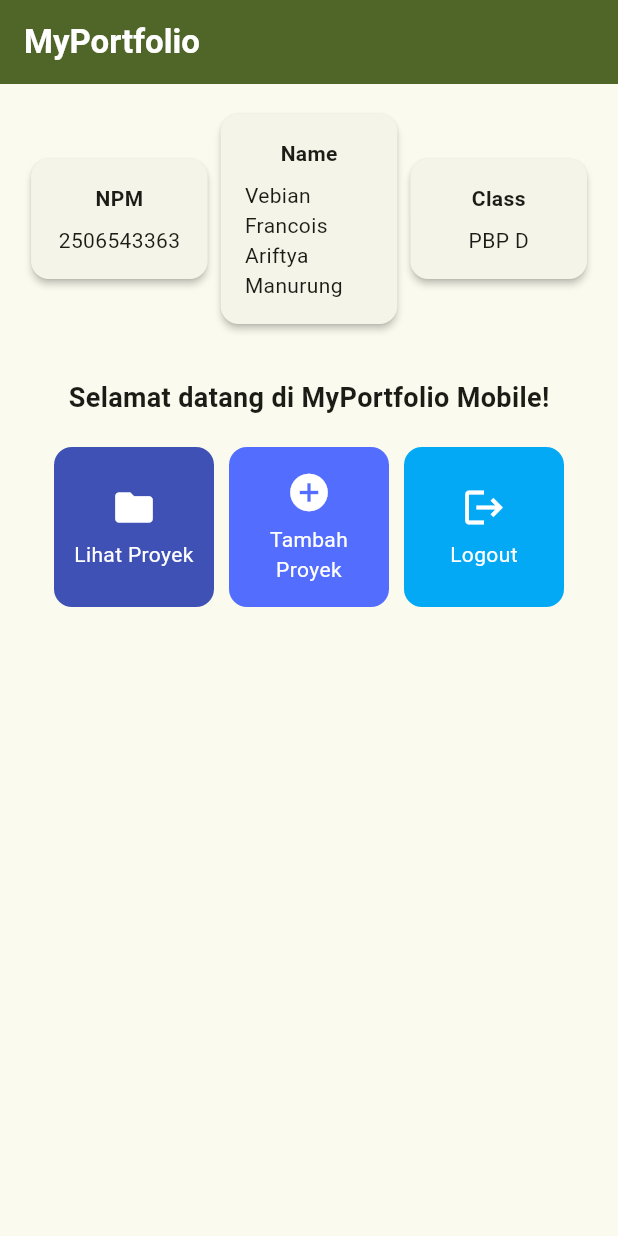
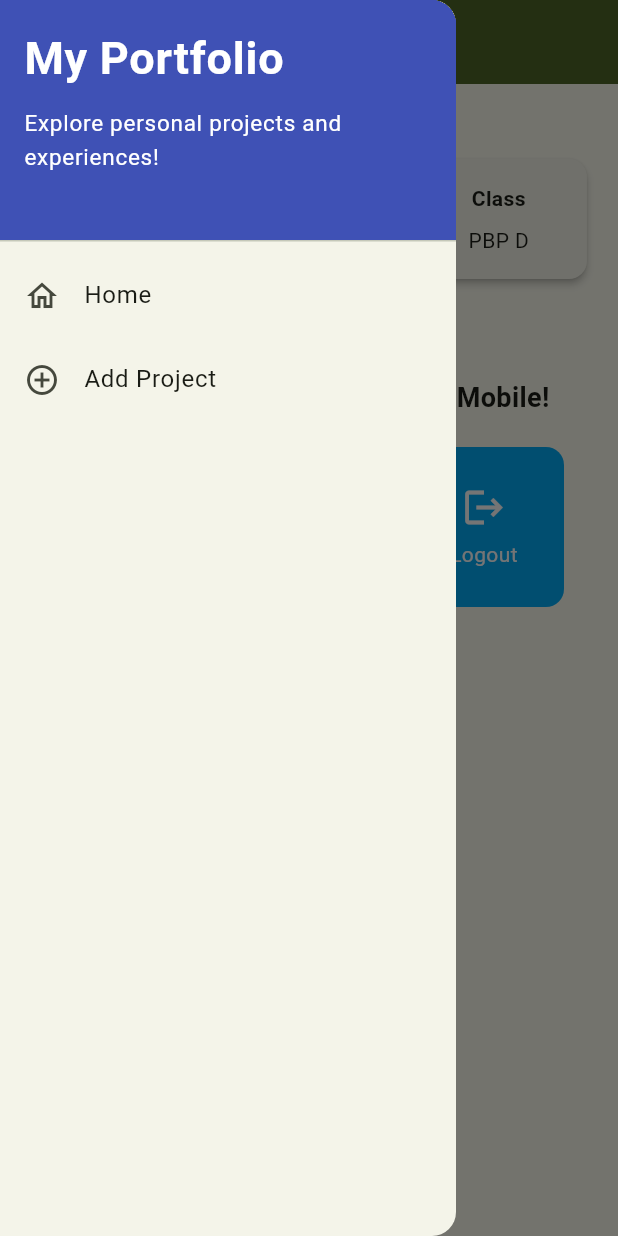
Before and after one commit to V4row/myportofolio_mobile, a Flutter app: the screen it shows after launch, with the side drawer open (before the commit the screen has no drawer), on a phone screen of 412 x 824 dp. Run offline on Flutter 3.47's test engine with Material 3 defaults, Android fonts, the phone set to English and light mode, and no system bars.

Commit message:
Tutorial 9: Flutter Navigation, Layouts, Forms, and Input Elements

```diff
--- a/lib/main.dart
+++ b/lib/main.dart
@@ -1,5 +1,5 @@
 import 'package:flutter/material.dart';
-import 'package:myportofolio_mobile/menu.dart';
+import 'package:myportofolio_mobile/screens/menu.dart';
 
 void main() {
   runApp(const MyApp());
--- a/lib/menu.dart
+++ b/lib/screens/menu.dart
@@ -1,4 +1,6 @@
 import 'package:flutter/material.dart';
+import 'package:myportofolio_mobile/widgets/project_card.dart';
+import 'package:myportofolio_mobile/widgets/left_drawer.dart';
 
 class MyHomePage extends StatelessWidget {
     MyHomePage({super.key});
@@ -27,8 +29,10 @@ class MyHomePage extends StatelessWidget {
             ),
             ),
             backgroundColor: Theme.of(context).colorScheme.primary,
+            iconTheme: const IconThemeData(color: Colors.white)
         ),
         // Body halaman utama dengan padding di sekelilingnya.
+        drawer: const LeftDrawer(),
         body: Padding(
             padding: const EdgeInsets.all(16.0),
             child: Column(
@@ -123,50 +127,3 @@ class ItemHomepage {
 
     ItemHomepage(this.name, this.icon, this.color);
 }
-
-class ItemCard extends StatelessWidget {
-  final ItemHomepage item;
-
-  const ItemCard(this.item, {super.key});
-
-  @override
-  Widget build(BuildContext context) {
-        return Material(
-        // Menggunakan warna sekunder dari skema tema aplikasi.
-        color: item.color,
-        borderRadius: BorderRadius.circular(12),
-        child: InkWell(
-            // Aksi ketika kartu ditekan oleh pengguna.
-            onTap: () {
-            // Menampilkan SnackBar dengan pesan interaktif.
-            ScaffoldMessenger.of(context)
-                ..hideCurrentSnackBar()
-                ..showSnackBar(
-                SnackBar(content: Text("Kamu telah menekan tombol ${item.name}!"))
-                );
-            },
-            child: Container(
-            padding: const EdgeInsets.all(8),
-            child: Center(
-                child: Column(
-                mainAxisAlignment: MainAxisAlignment.center,
-                children: [
-                    Icon(
-                    item.icon,
-                    color: Colors.white,
-                    size: 30.0,
-                    ),
-                    const Padding(padding: EdgeInsets.all(3)),
-                    Text(
-                    item.name,
-                    textAlign: TextAlign.center,
-                    style: const TextStyle(color: Colors.white),
-                    ),
-                ],
-                ),
-            ),
-            ),
-        ),
-        );
-    }
-}
--- /dev/null
+++ b/lib/widgets/left_drawer.dart
@@ -0,0 +1,69 @@
+import 'package:flutter/material.dart';
+import 'package:myportofolio_mobile/screens/menu.dart';
+import 'package:myportofolio_mobile/screens/project_form.dart';
+
+class LeftDrawer extends StatelessWidget {
+  const LeftDrawer({super.key});
+
+  @override
+  Widget build(BuildContext context) {
+    return Drawer(
+      child: ListView(
+        children: [
+          const DrawerHeader(
+            decoration: BoxDecoration(
+              color: Colors.indigo,
+            ),
+            child: Column(
+              crossAxisAlignment: CrossAxisAlignment.start,
+              children: [
+                Text(
+                  'My Portfolio',
+                  style: TextStyle(
+                    fontSize: 30,
+                    fontWeight: FontWeight.bold,
+                    color: Colors.white,
+                  ),
+                ),
+                SizedBox(height: 10),
+                Text(
+                  'Explore personal projects and experiences!',
+                  style: TextStyle(
+                    fontSize: 15,
+                    color: Colors.white,
+                  ),
+                ),
+              ],
+            ),
+          ),
+          ListTile(
+            leading: const Icon(Icons.home_outlined),
+            title: const Text('Home'),
+            // Navigasi ke halaman utama portofolio
+            onTap: () {
+              Navigator.pushReplacement(
+                context,
+                MaterialPageRoute(
+                  builder: (context) => MyHomePage(),
+                ),
+              );
+            },
+          ),
+          ListTile(
+            leading: const Icon(Icons.add_circle_outline),
+            title: const Text('Add Project'),
+            // Navigasi ke halaman tambah proyek
+            onTap: () {
+              Navigator.pushReplacement(
+                context,
+                MaterialPageRoute(
+                  builder: (context) => ProjectFormPage(),
+                ),
+              );
+            },
+          ),
+        ],
+      ),
+    );
+  }
+}
--- /dev/null
+++ b/lib/widgets/project_card.dart
@@ -0,0 +1,60 @@
+import 'package:flutter/material.dart';
+import 'package:myportofolio_mobile/screens/menu.dart';
+import 'package:myportofolio_mobile/screens/project_form.dart';
+
+class ItemCard extends StatelessWidget {
+  final ItemHomepage item;
+
+  const ItemCard(this.item, {super.key});
+
+  @override
+  Widget build(BuildContext context) {
+        return Material(
+        // Menggunakan warna sekunder dari skema tema aplikasi.
+        color: item.color,
+        borderRadius: BorderRadius.circular(12),
+        child: InkWell(
+            // Aksi ketika kartu ditekan oleh pengguna.
+            onTap: () {
+            // Menampilkan SnackBar dengan pesan interaktif.
+            ScaffoldMessenger.of(context)
+                ..hideCurrentSnackBar()
+                ..showSnackBar(
+                SnackBar(content: Text("Kamu telah menekan tombol ${item.name}!"))
+                );
+
+            // Navigate ke halaman yang sesuai
+            if (item.name == "Tambah Proyek") {
+                Navigator.push(
+                context,
+                MaterialPageRoute(
+                  builder: (context) => ProjectFormPage(),
+                ),
+              );
+            }
+            },
+            child: Container(
+            padding: const EdgeInsets.all(8),
+            child: Center(
+                child: Column(
+                mainAxisAlignment: MainAxisAlignment.center,
+                children: [
+                    Icon(
+                    item.icon,
+                    color: Colors.white,
+                    size: 30.0,
+                    ),
+                    const Padding(padding: EdgeInsets.all(3)),
+                    Text(
+                    item.name,
+                    textAlign: TextAlign.center,
+                    style: const TextStyle(color: Colors.white),
+                    ),
+                ],
+                ),
+            ),
+            ),
+        ),
+        );
+    }
+}
```
Also changed, not shown: lib/screens/project_form.dart (added, +216 -0 lines).
